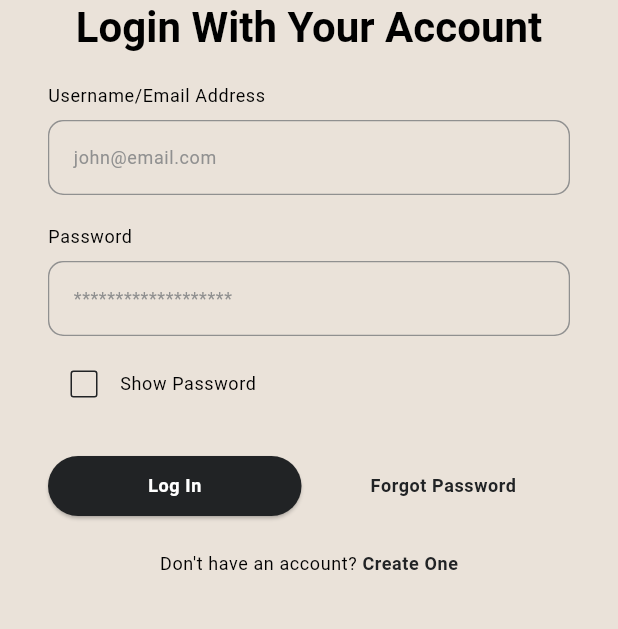
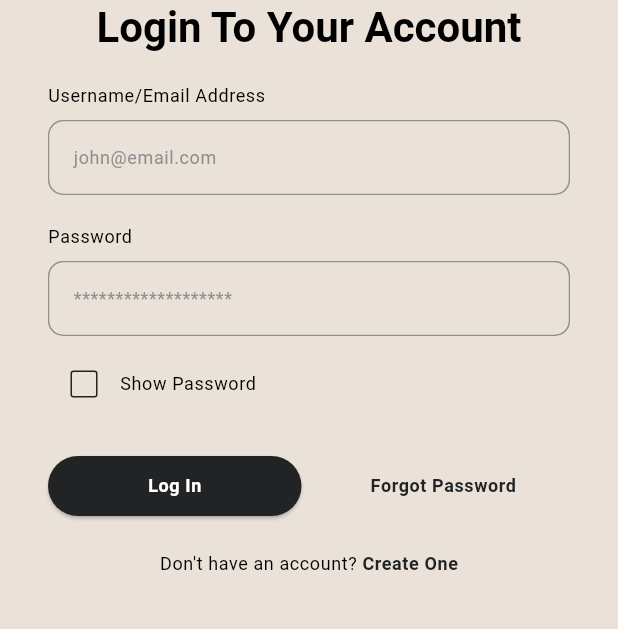
Before and after one commit to MuhammadHannan246/FlutterTransUpApp, a Flutter app: the screen it shows after launch, on a phone screen of 412 x 824 dp, the part 570-1199 px from its top. Run offline on Flutter 3.47's test engine with Material 3 defaults, Android fonts, the phone set to English and light mode, and no system bars; drawn by our look-alikes of modal_progress_hud_nsn; our stand-ins replace flutter_svg; Roboto replaces fonts that are missing (Epilogue-Black).

Commit message:
updated code

```diff
--- a/lib/screens/sign_in_screen.dart
+++ b/lib/screens/sign_in_screen.dart
@@ -61,7 +61,7 @@ class _SignInScreenState extends State<SignInScreen> {
                       crossAxisAlignment: CrossAxisAlignment.center,
                       children: [
                         Text(
-                          'Login With Your Account',
+                          'Login To Your Account',
                           style: Theme.of(context)
                               .textTheme
                               .headlineMedium!
```
